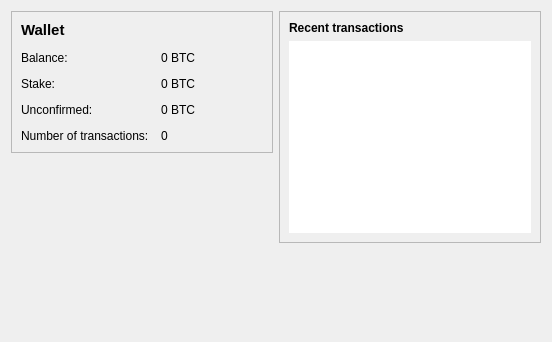
The window that src/qt/forms/overviewpage.ui (PaycoinFoundation/paycoin) describes before a commit, drawn with Qt 5.
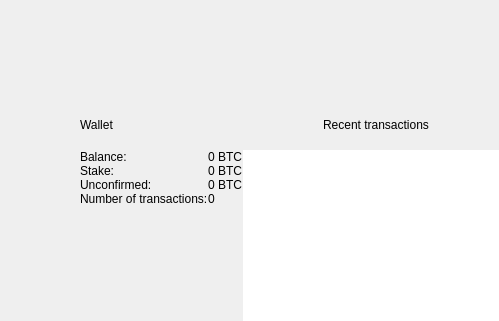
The same window after the commit. Icons and pictures are not drawn.

Patch:
```diff
--- a/src/qt/forms/overviewpage.ui
+++ b/src/qt/forms/overviewpage.ui
@@ -6,100 +6,170 @@
    <rect>
     <x>0</x>
     <y>0</y>
-    <width>552</width>
-    <height>342</height>
+    <width>499</width>
+    <height>321</height>
    </rect>
   </property>
-  <property name="windowTitle">
-   <string>Form</string>
-  </property>
-  <layout class="QHBoxLayout" name="horizontalLayout" stretch="1,1">
+  <layout class="QVBoxLayout" name="verticalLayout_4">
+   <property name="spacing">
+    <number>0</number>
+   </property>
+   <property name="leftMargin">
+    <number>0</number>
+   </property>
+   <property name="topMargin">
+    <number>0</number>
+   </property>
+   <property name="rightMargin">
+    <number>0</number>
+   </property>
+   <property name="bottomMargin">
+    <number>0</number>
+   </property>
+   <item>
+    <widget class="QFrame" name="frameTop">
+     <property name="sizePolicy">
+      <sizepolicy hsizetype="Preferred" vsizetype="Fixed">
+       <horstretch>0</horstretch>
+       <verstretch>0</verstretch>
+      </sizepolicy>
+     </property>
+     <property name="minimumSize">
+      <size>
+       <width>0</width>
+       <height>100</height>
+      </size>
+     </property>
+     <property name="frameShape">
+      <enum>QFrame::NoFrame</enum>
+     </property>
+     <property name="frameShadow">
+      <enum>QFrame::Raised</enum>
+     </property>
+    </widget>
+   </item>
+   <item>
+    <layout class="QHBoxLayout" name="horizontalLayout">
    <item>
     <layout class="QVBoxLayout" name="verticalLayout_2">
      <item>
       <widget class="QFrame" name="frame">
        <property name="frameShape">
-        <enum>QFrame::StyledPanel</enum>
+          <enum>QFrame::NoFrame</enum>
        </property>
        <property name="frameShadow">
         <enum>QFrame::Raised</enum>
        </property>
-       <layout class="QFormLayout" name="formLayout_2">
-        <property name="fieldGrowthPolicy">
-         <enum>QFormLayout::AllNonFixedFieldsGrow</enum>
-        </property>
-        <property name="horizontalSpacing">
-         <number>12</number>
-        </property>
-        <property name="verticalSpacing">
-         <number>12</number>
-        </property>
-        <item row="2" column="0">
-         <widget class="QLabel" name="label">
-          <property name="text">
-           <string>Balance:</string>
+         <layout class="QGridLayout" name="gridLayout">
+          <property name="leftMargin">
+           <number>0</number>
+          </property>
+          <property name="topMargin">
+           <number>0</number>
+          </property>
+          <property name="rightMargin">
+           <number>0</number>
+          </property>
+          <property name="bottomMargin">
+           <number>0</number>
           </property>
-         </widget>
-        </item>
-        <item row="2" column="1">
+          <property name="spacing">
+           <number>0</number>
+          </property>
+          <item row="1" column="2">
          <widget class="QLabel" name="labelBalance">
           <property name="text">
            <string notr="true">0 BTC</string>
           </property>
          </widget>
         </item>
-        <item row="5" column="0">
-         <widget class="QLabel" name="label_2">
+          <item row="0" column="1" colspan="2">
+           <widget class="QLabel" name="labelWallet2">
+            <property name="minimumSize">
+             <size>
+              <width>0</width>
+              <height>50</height>
+             </size>
+            </property>
+            <property name="frameShape">
+             <enum>QFrame::NoFrame</enum>
+            </property>
           <property name="text">
-           <string>Number of transactions:</string>
+             <string>Wallet</string>
           </property>
          </widget>
         </item>
-        <item row="5" column="1">
+          <item row="4" column="2">
          <widget class="QLabel" name="labelNumTransactions">
           <property name="text">
            <string>0</string>
           </property>
          </widget>
         </item>
-        <item row="4" column="0">
-         <widget class="QLabel" name="label_3">
-          <property name="text">
-           <string>Unconfirmed:</string>
-          </property>
-         </widget>
-        </item>
-        <item row="4" column="1">
-         <widget class="QLabel" name="labelUnconfirmed">
-          <property name="text">
-           <string notr="true">0 BTC</string>
-          </property>
-         </widget>
-        </item>
-        <item row="3" column="0">
+          <item row="2" column="1">
          <widget class="QLabel" name="label_6">
           <property name="text">
            <string>Stake:</string>
           </property>
          </widget>
         </item>
+          <item row="3" column="2">
+           <widget class="QLabel" name="labelUnconfirmed">
+            <property name="text">
+             <string notr="true">0 BTC</string>
+            </property>
+           </widget>
+          </item>
+          <item row="4" column="1">
+           <widget class="QLabel" name="label_2">
+            <property name="text">
+             <string>Number of transactions:</string>
+            </property>
+           </widget>
+          </item>
         <item row="3" column="1">
+           <widget class="QLabel" name="label_3">
+            <property name="text">
+             <string>Unconfirmed:</string>
+            </property>
+           </widget>
+          </item>
+          <item row="1" column="1">
+           <widget class="QLabel" name="labelBalanceHeader">
+            <property name="text">
+             <string>Balance:</string>
+            </property>
+           </widget>
+          </item>
+          <item row="2" column="2">
          <widget class="QLabel" name="labelStake">
           <property name="text">
            <string notr="true">0 BTC</string>
           </property>
          </widget>
         </item>
-        <item row="1" column="0">
-         <widget class="QLabel" name="label_5">
-          <property name="font">
-           <font>
-            <pointsize>11</pointsize>
-            <bold>true</bold>
-           </font>
+          <item row="0" column="0">
+           <widget class="QLabel" name="labelWallet1">
+            <property name="sizePolicy">
+             <sizepolicy hsizetype="Fixed" vsizetype="Preferred">
+              <horstretch>0</horstretch>
+              <verstretch>0</verstretch>
+             </sizepolicy>
+            </property>
+            <property name="minimumSize">
+             <size>
+              <width>80</width>
+              <height>0</height>
+             </size>
           </property>
           <property name="text">
-           <string>Wallet</string>
+             <string notr="true"/>
+            </property>
+            <property name="pixmap">
+             <pixmap resource="../bitcoin.qrc">:/icons/wallet</pixmap>
+            </property>
+            <property name="alignment">
+             <set>Qt::AlignCenter</set>
           </property>
          </widget>
         </item>
@@ -123,23 +193,34 @@
    </item>
    <item>
     <layout class="QVBoxLayout" name="verticalLayout_3">
+       <property name="spacing">
+        <number>0</number>
+       </property>
      <item>
       <widget class="QFrame" name="frame_2">
        <property name="frameShape">
-        <enum>QFrame::StyledPanel</enum>
+          <enum>QFrame::NoFrame</enum>
        </property>
        <property name="frameShadow">
         <enum>QFrame::Raised</enum>
        </property>
-       <layout class="QVBoxLayout" name="verticalLayout">
-        <item>
-         <widget class="QLabel" name="label_4">
-          <property name="text">
-           <string>&lt;b&gt;Recent transactions&lt;/b&gt;</string>
+         <layout class="QGridLayout" name="gridLayout_2">
+          <property name="leftMargin">
+           <number>0</number>
           </property>
-         </widget>
-        </item>
-        <item>
+          <property name="topMargin">
+           <number>0</number>
+          </property>
+          <property name="rightMargin">
+           <number>0</number>
+          </property>
+          <property name="bottomMargin">
+           <number>0</number>
+          </property>
+          <property name="spacing">
+           <number>0</number>
+          </property>
+          <item row="1" column="0" colspan="2">
          <widget class="QListView" name="listTransactions">
           <property name="frameShape">
            <enum>QFrame::NoFrame</enum>
@@ -152,25 +233,61 @@
           </property>
          </widget>
         </item>
-       </layout>
-      </widget>
-     </item>
-     <item>
-      <spacer name="verticalSpacer_2">
-       <property name="orientation">
-        <enum>Qt::Vertical</enum>
-       </property>
-       <property name="sizeHint" stdset="0">
+          <item row="0" column="1">
+           <widget class="QLabel" name="labelTransactions2">
+            <property name="sizePolicy">
+             <sizepolicy hsizetype="Preferred" vsizetype="Fixed">
+              <horstretch>0</horstretch>
+              <verstretch>0</verstretch>
+             </sizepolicy>
+            </property>
+            <property name="minimumSize">
+             <size>
+              <width>0</width>
+              <height>50</height>
+             </size>
+            </property>
+            <property name="text">
+             <string>Recent transactions</string>
+            </property>
+            <property name="alignment">
+             <set>Qt::AlignLeading|Qt::AlignLeft|Qt::AlignVCenter</set>
+            </property>
+           </widget>
+          </item>
+          <item row="0" column="0">
+           <widget class="QLabel" name="labelTransactions1">
+            <property name="sizePolicy">
+             <sizepolicy hsizetype="Fixed" vsizetype="Preferred">
+              <horstretch>0</horstretch>
+              <verstretch>0</verstretch>
+             </sizepolicy>
+            </property>
+            <property name="minimumSize">
         <size>
-         <width>20</width>
-         <height>40</height>
-        </size>
-       </property>
-      </spacer>
-     </item>
-    </layout>
-   </item>
-  </layout>
+              <width>80</width>
+              <height>0</height>
+             </size>
+            </property>
+            <property name="text">
+             <string notr="true"/>
+            </property>
+            <property name="pixmap">
+             <pixmap resource="../bitcoin.qrc">:/icons/lasttran</pixmap>
+            </property>
+            <property name="alignment">
+             <set>Qt::AlignCenter</set>
+            </property>
+           </widget>
+          </item>
+         </layout>
+        </widget>
+       </item>
+      </layout>
+     </item>
+    </layout>
+   </item>
+  </layout>
  </widget>
  <resources/>
  <connections/>
```
Left out of the diff: 6 changed lines with no effect on the pictures. Lines whose indentation alone changed are shown as unchanged.
